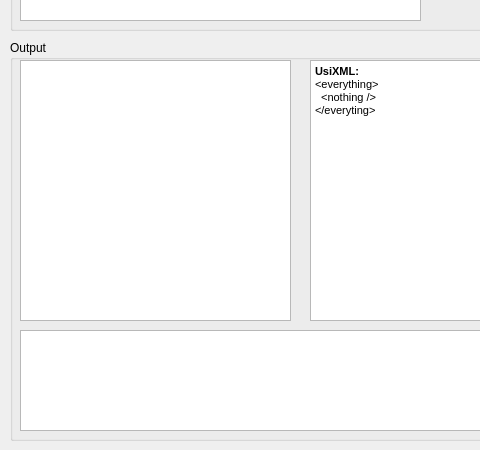
Audio/GUI-Extractor, file MainWindow.ui: the form before one commit; both pictures show x 0 to 480 and y 196 to 646 of the 744 by 646 pixel window.
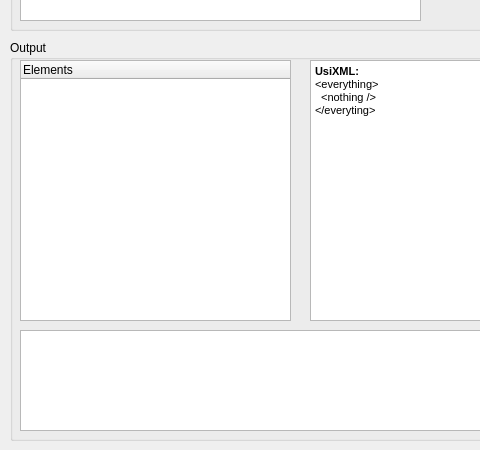
The form after the commit.

Commit message: Items from the list of top level windows can be select to analysis.

Diff of the .ui file:
```diff
--- a/MainWindow.ui
+++ b/MainWindow.ui
@@ -121,7 +121,7 @@
     <property name="title">
      <string>Output</string>
     </property>
-    <widget class="QTreeView" name="elementTree">
+    <widget class="QTreeWidget" name="elementTree">
      <property name="geometry">
       <rect>
        <x>10</x>
@@ -130,6 +130,11 @@
        <height>261</height>
       </rect>
      </property>
+     <column>
+      <property name="text">
+       <string>Elements</string>
+      </property>
+     </column>
     </widget>
    </widget>
    <zorder>groupBox_2</zorder>
```
Left out of the diff: 2 changed lines with no effect on the pictures. The commit also changes 5 other files.
